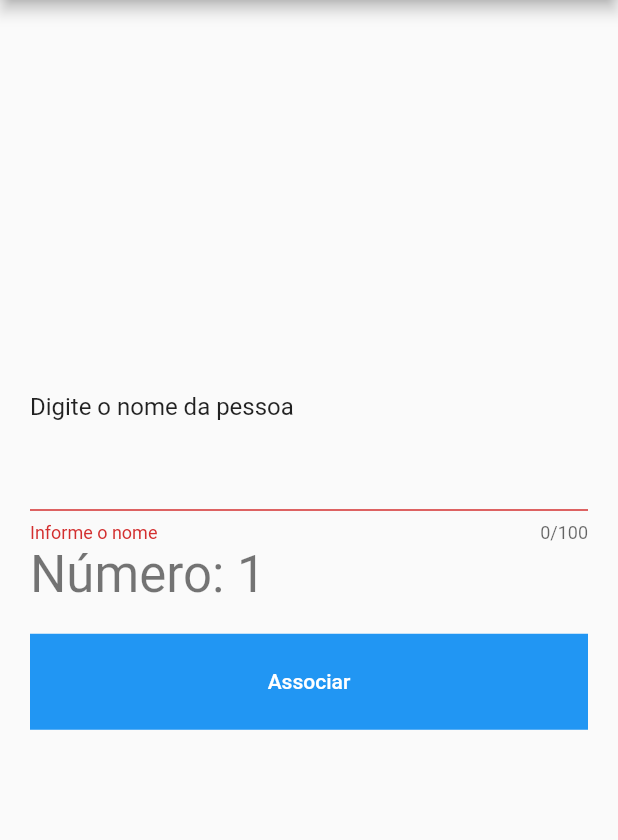
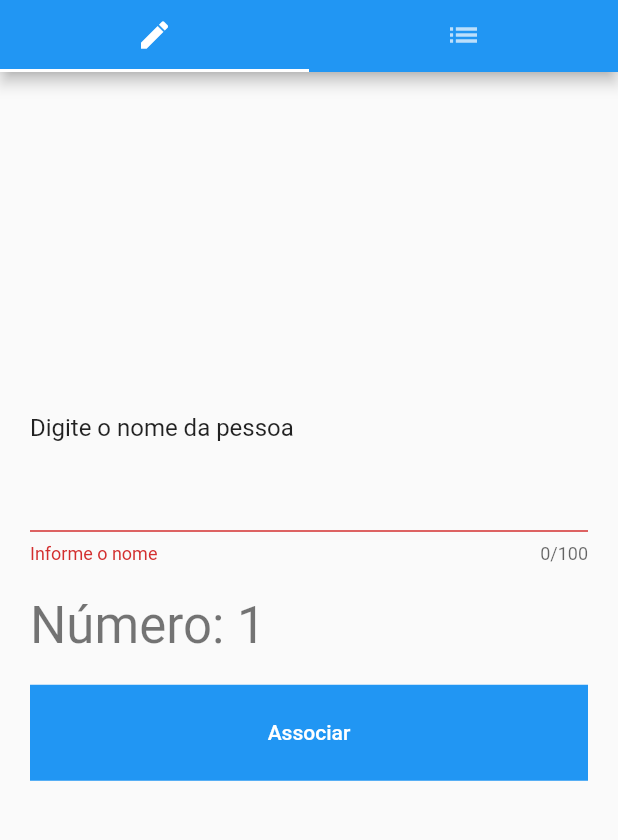
Before and after one commit to pedropapa/rifa-facil, a Flutter app: the screen it shows after launch, after a tap on "Associar", on a phone screen of 412 x 824 dp, the part 84-924 px from its top. Run offline on Flutter 3.47's test engine with Material 2 defaults, Android fonts, the phone set to English and light mode, and no system bars; our stand-ins replace localstorage.

```diff
--- a/lib/main.dart
+++ b/lib/main.dart
@@ -56,8 +56,11 @@ class _MyHomePageState extends State<MyHomePage> {
   final _ctlNome = TextEditingController();
   final formKey = GlobalKey<FormState>(debugLabel: 'form');
   final LocalStorage storage = new LocalStorage('rifa-lista-numeros');
+  final LocalStorage associados = new LocalStorage('rifa-lista-associados');
   List numerosRifa;
   int numeroAtual;
+
+  Map<String, int> bancoAssociados = new Map<String, int>();
 
   @override
   void initState() {
@@ -69,7 +72,9 @@ class _MyHomePageState extends State<MyHomePage> {
 
     var numbers = storage.getItem('numeros') as List;
 
+    setState(() {
       numerosRifa = numbers;
+    });
 
     this.proximoNumero();
   }
@@ -83,19 +88,45 @@ class _MyHomePageState extends State<MyHomePage> {
   void associarNumero() {
     if (!formKey.currentState.validate()) return;
 
+    setState(() {
       numerosRifa.remove(numeroAtual);
       storage.setItem('numeros', numerosRifa);
 
+//      bancoAssociados.addAll([]);
+    });
+
+    if (numerosRifa.length > 0) {
       this.proximoNumero();
+    }
   }
 
   @override
   Widget build(BuildContext context) {
-    return Scaffold(
+    return DefaultTabController(
+        length: 2,
+        child: Scaffold(
           appBar: AppBar(
+            bottom: TabBar(
+              tabs: [
+                Tab(icon: Icon(Icons.create)),
+                Tab(icon: Icon(Icons.list)),
+              ],
+            ),
             title: Text(widget.title),
           ),
-      body: Center(
+          body: TabBarView(children: [
+            _buildCriacao(),
+            _buildLista(),
+          ]),
+        ));
+  }
+
+  Widget _buildLista() {
+    return Text('todo');
+  }
+
+  Widget _buildCriacao() {
+    return Center(
         child: SafeArea(
       minimum: const EdgeInsets.only(bottom: 20.0),
       child: Padding(
@@ -139,13 +170,23 @@ class _MyHomePageState extends State<MyHomePage> {
                 ],
               ),
             ),
+            SizedBox(
+              height: 20.0,
+            ),
+            if (numerosRifa.length > 0)
               Text(
                 'Número: $numeroAtual',
+                style: Theme.of(context).textTheme.headline4,
+              ),
+            if (numerosRifa.length == 0)
+              Text(
+                'Não há mais números disponíveis :(',
                 style: Theme.of(context).textTheme.headline4,
               ),
             SizedBox(
               height: 20.0,
             ),
+            if (numerosRifa.length > 0)
               FlatButton(
                 onPressed: associarNumero,
                 padding: const EdgeInsets.all(24.0),
@@ -158,8 +199,7 @@ class _MyHomePageState extends State<MyHomePage> {
           ],
         ),
       ),
-      )),
-    );
+    ));
   }
 }
 
```
Lines whose indentation alone changed are shown as unchanged.
